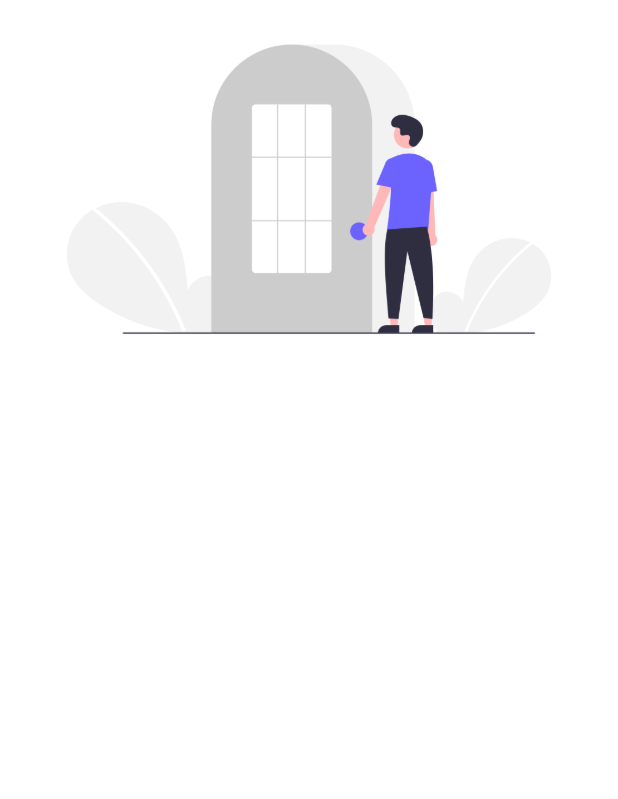
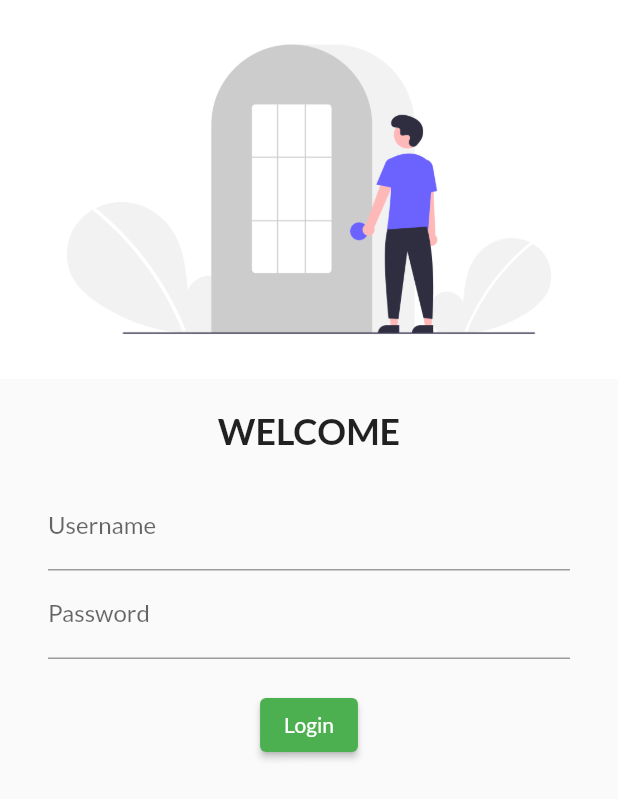
Before and after one commit to Hassan0308/Flutter_Catelog_Management, a Flutter app: the screen it shows after launch, on a phone screen of 412 x 824 dp. Shown: the top 799 px of the screen. Run offline on Flutter 3.47's test engine with Material 2 defaults, Android fonts, the phone set to English and light mode, and no system bars; our stand-ins replace google_fonts.

Commit message:
Day 4 Completed

```diff
--- a/lib/Pages/login_page.dart
+++ b/lib/Pages/login_page.dart
@@ -1,4 +1,5 @@
 import 'package:flutter/material.dart';
+import 'package:catelog_management/main.dart';
 class LoginPage extends StatelessWidget {
   const LoginPage({ Key? key }) : super(key: key);
 
@@ -6,16 +7,18 @@ class LoginPage extends StatelessWidget {
   Widget build(BuildContext context) {
     return
 
-    SingleChildScrollView(
+    // SingleChildScrollView(
       // physics: BouncingScrollPhysics(),
 
 
 
 
-   child:SafeArea(
+   Material(
 
 
-child: Column(
+
+child:SafeArea(child:
+Column(
   crossAxisAlignment: CrossAxisAlignment.center,
 
   children: [
@@ -23,7 +26,68 @@ child: Column(
 
     fit: BoxFit.cover,),
 
+    SizedBox(
+      height: 20,
 
+    ),
+
+Text("WELCOME",
+style: TextStyle(
+
+  fontSize: 24,
+  fontWeight: FontWeight.bold,
+),
+),
+
+Padding(
+  padding: const EdgeInsets.symmetric(vertical: 20,horizontal: 32),
+  child:   Column(
+
+
+
+    children: [
+
+  TextFormField(
+
+    decoration: InputDecoration(
+
+  hintText: "Enter Username",
+
+  labelText: "Username",
+
+
+
+    ),
+
+  ),
+
+  TextFormField(
+
+    obscureText: true,
+
+    decoration: InputDecoration(
+
+  hintText: "Enter Password",
+
+  labelText: "Password",
+
+
+
+    ),
+
+  ),
+  const SizedBox(height: 20,),
+
+  ElevatedButton(onPressed: (){}, child: Text("Login"),
+
+
+  style: TextButton.styleFrom())
+
+
+    ],
+
+  ),
+),
 
 
   ],
@@ -31,7 +95,11 @@ child: Column(
 
 
 
+)
 
-    ));
+
+
+
+    );
   }
 }
--- a/lib/main.dart
+++ b/lib/main.dart
@@ -1,7 +1,7 @@
 import 'package:catelog_management/Pages/home.dart';
 import 'package:catelog_management/Pages/login_page.dart';
 import 'package:flutter/material.dart';
-
+import 'package:google_fonts/google_fonts.dart';
 void main() {
   runApp(const MyApp());
 }
@@ -29,6 +29,8 @@ class MyApp extends StatelessWidget {
         // is not restarted.
         brightness: Brightness.light,
         primarySwatch: Colors.green,
+        fontFamily: GoogleFonts.lato().fontFamily
+
 
       ),
 
@@ -36,7 +38,7 @@ class MyApp extends StatelessWidget {
    //   initialRoute: "/",
       routes:
       {
-       // "/":(context) => LoginPage(),
+      //  "/":(context) => LoginPage(),
         "/home":(context) => HomePage(),
       }
       ,
--- a/pubspec.yaml
+++ b/pubspec.yaml
@@ -29,6 +29,7 @@ environment:
 dependencies:
   flutter:
     sdk: flutter
+  google_fonts: ^2.3.1
 
 
   # The following adds the Cupertino Icons font to your application.
```
Also changed, not shown: pubspec.lock.
